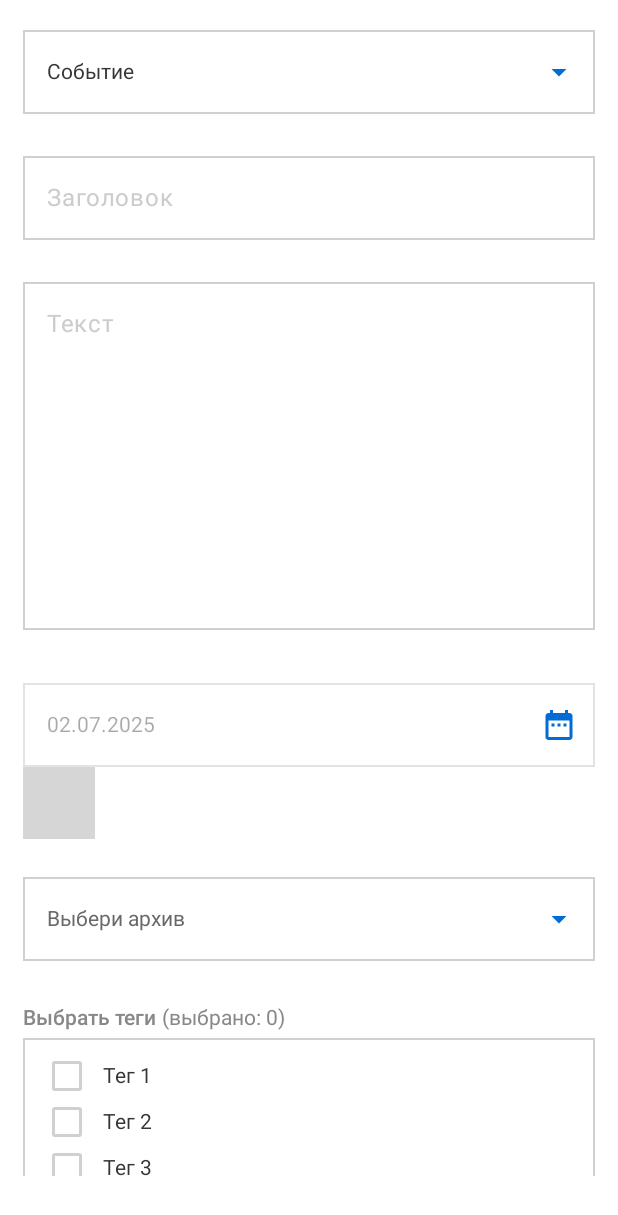
After one commit to ilnarkin861/IlnarAppKotlin, an Android app built with Jetpack Compose: the @Preview function NoteFormComponent, on a phone screen of 412 x 824 dp. The commit adds this screen. Shown: the top 1215 px of the screen. Run offline under Robolectric (Android 15) with nearby library versions, the phone set to English and light mode, and no system bars; libraries missing offline, so code that uses them is left out: com.vanpra.composematerialdialogs; 2 statements that could not run were skipped; grey boxes are pictures that could not be loaded.

Commit message:
Implemented note add/edit form

```diff
--- /dev/null
+++ b/app/src/main/java/ru/ilnarkin/ilnarappkotlin/components/ArchiveDropdownMenuComponent.kt
@@ -0,0 +1,77 @@
+package ru.ilnarkin.ilnarappkotlin.components
+
+import androidx.compose.foundation.background
+import androidx.compose.foundation.layout.fillMaxWidth
+import androidx.compose.foundation.layout.padding
+import androidx.compose.foundation.shape.RoundedCornerShape
+import androidx.compose.material3.DropdownMenuItem
+import androidx.compose.material3.ExperimentalMaterial3Api
+import androidx.compose.material3.ExposedDropdownMenuBox
+import androidx.compose.material3.ExposedDropdownMenuDefaults
+import androidx.compose.material3.MenuAnchorType
+import androidx.compose.material3.MenuDefaults
+import androidx.compose.material3.OutlinedTextField
+import androidx.compose.material3.OutlinedTextFieldDefaults
+import androidx.compose.material3.Text
+import androidx.compose.runtime.Composable
+import androidx.compose.runtime.getValue
+import androidx.compose.runtime.mutableStateOf
+import androidx.compose.runtime.remember
+import androidx.compose.runtime.setValue
+import androidx.compose.ui.Modifier
+import androidx.compose.ui.graphics.Color
+import androidx.compose.ui.res.colorResource
+import androidx.compose.ui.unit.dp
+import ru.ilnarkin.ilnarappkotlin.R
+
+
+@OptIn(ExperimentalMaterial3Api::class)
+@Composable
+fun ArchiveDropdownMenu(archives: List<String>) {
+    var isExpanded by remember { mutableStateOf(false) }
+    var selectedArchive by remember { mutableStateOf("Выбери архив") }
+
+    ExposedDropdownMenuBox(
+        modifier = Modifier.fillMaxWidth().padding(top=25.dp),
+        expanded = isExpanded,
+        onExpandedChange = { isExpanded = !isExpanded }
+    ){
+        OutlinedTextField(
+            modifier = Modifier.menuAnchor(type = MenuAnchorType.PrimaryNotEditable)
+                .fillMaxWidth(),
+            value = selectedArchive,
+            onValueChange = {},
+            readOnly = true,
+            colors = OutlinedTextFieldDefaults.colors(
+                unfocusedBorderColor = colorResource(R.color.borderColor),
+                focusedBorderColor = colorResource(R.color.appPrimaryColor),
+                unfocusedLabelColor = Color.LightGray,
+                focusedLabelColor = colorResource(R.color.appPrimaryColor),
+                focusedTrailingIconColor = colorResource(R.color.appPrimaryColor),
+                unfocusedTrailingIconColor = colorResource(R.color.appPrimaryColor),
+                focusedTextColor = colorResource(R.color.textColor),
+                unfocusedTextColor = colorResource(R.color.textColor)
+            ),
+            shape = RoundedCornerShape(0.dp),
+            trailingIcon = { ExposedDropdownMenuDefaults.TrailingIcon(expanded = isExpanded)}
+        )
+
+        ExposedDropdownMenu(
+            expanded = isExpanded,
+            onDismissRequest = { isExpanded = false},
+            containerColor = Color.White
+        ) {
+            archives.forEach {archive ->
+                DropdownMenuItem(
+                    modifier = Modifier.background(Color.White),
+                    colors = MenuDefaults.itemColors(textColor = colorResource(R.color.textColor)),
+                    text = {Text(text = archive)},
+                    onClick = {
+                        selectedArchive = archive
+                        isExpanded = false
+                    }
+                )
+            }
+        }
+    }
+}
--- /dev/null
+++ b/app/src/main/java/ru/ilnarkin/ilnarappkotlin/components/NoteDatePickerModalComponent.kt
@@ -0,0 +1,92 @@
+package ru.ilnarkin.ilnarappkotlin.components
+
+
+import java.time.LocalDate
+import java.time.format.DateTimeFormatter
+import android.os.Build
+import androidx.annotation.RequiresApi
+import androidx.compose.foundation.layout.fillMaxWidth
+import androidx.compose.foundation.layout.padding
+import androidx.compose.foundation.shape.RoundedCornerShape
+import androidx.compose.material.icons.Icons
+import androidx.compose.material.icons.filled.DateRange
+import androidx.compose.material3.Icon
+import androidx.compose.material3.IconButton
+import androidx.compose.material3.OutlinedTextField
+import androidx.compose.material3.OutlinedTextFieldDefaults
+import androidx.compose.runtime.Composable
+import androidx.compose.runtime.derivedStateOf
+import androidx.compose.runtime.getValue
+import androidx.compose.runtime.mutableStateOf
+import androidx.compose.runtime.remember
+import androidx.compose.runtime.setValue
+import androidx.compose.ui.Modifier
+import androidx.compose.ui.res.colorResource
+import androidx.compose.ui.text.TextStyle
+import androidx.compose.ui.unit.dp
+import com.vanpra.composematerialdialogs.MaterialDialog
+import com.vanpra.composematerialdialogs.datetime.date.DatePickerDefaults
+import com.vanpra.composematerialdialogs.datetime.date.datepicker
+import com.vanpra.composematerialdialogs.rememberMaterialDialogState
+import ru.ilnarkin.ilnarappkotlin.R
+
+
+@RequiresApi(Build.VERSION_CODES.O)
+@Composable
+fun NoteDatePicker() {
+    var noteDate by remember {mutableStateOf(LocalDate.now())}
+    val dateDialogState = rememberMaterialDialogState()
+    val formattedDate by remember {
+        derivedStateOf {
+            DateTimeFormatter
+                .ofPattern("dd.MM.yyyy")
+                .format(noteDate)
+        }
+    }
+
+    OutlinedTextField(
+        modifier = Modifier.fillMaxWidth().padding(top = 25.dp),
+        readOnly = true,
+        enabled = false,
+        value = formattedDate,
+        onValueChange = {},
+        colors = OutlinedTextFieldDefaults.colors(
+            focusedBorderColor = colorResource(R.color.borderColor),
+            unfocusedBorderColor = colorResource(R.color.borderColor),
+            focusedTextColor = colorResource(R.color.titlesColor),
+            unfocusedTextColor = colorResource(R.color.titlesColor)
+        ),
+        trailingIcon = {
+            IconButton(onClick = { dateDialogState.show() }) {
+                Icon(
+                    imageVector = Icons.Default.DateRange,
+                    contentDescription = "Выбрать дату",
+                    tint = colorResource(R.color.appPrimaryColor)
+                )
+            }
+        },
+        shape = RoundedCornerShape(0.dp))
+
+    MaterialDialog(
+        dialogState = dateDialogState,
+        buttons = {
+            positiveButton(
+                text = "Ок",
+                textStyle = TextStyle(color = colorResource(R.color.appPrimaryColor)),
+                onClick = { dateDialogState.hide()},
+            )
+            negativeButton(
+                text = "Закрыть",
+                textStyle = TextStyle(color = colorResource(R.color.appPrimaryColor)))
+        }
+    ) {
+        datepicker(
+            initialDate = LocalDate.now(),
+            title = "Выбрать дату",
+            colors = DatePickerDefaults.colors(
+                headerBackgroundColor = colorResource(R.color.appPrimaryColor),
+                dateActiveBackgroundColor = colorResource(R.color.appPrimaryColor)
+            )
+        ) { noteDate = it }
+    }
+}
--- /dev/null
+++ b/app/src/main/java/ru/ilnarkin/ilnarappkotlin/components/NoteFormComponent.kt
@@ -0,0 +1,131 @@
+package ru.ilnarkin.ilnarappkotlin.components
+
+
+import android.os.Build
+import androidx.annotation.RequiresApi
+import androidx.compose.foundation.layout.Column
+import androidx.compose.foundation.layout.fillMaxSize
+import androidx.compose.foundation.layout.fillMaxWidth
+import androidx.compose.foundation.layout.height
+import androidx.compose.foundation.layout.padding
+import androidx.compose.foundation.rememberScrollState
+import androidx.compose.foundation.shape.RoundedCornerShape
+import androidx.compose.foundation.verticalScroll
+import androidx.compose.material3.Button
+import androidx.compose.material3.ButtonDefaults
+import androidx.compose.material3.ExperimentalMaterial3Api
+import androidx.compose.material3.OutlinedTextField
+import androidx.compose.material3.OutlinedTextFieldDefaults
+import androidx.compose.material3.Text
+import androidx.compose.runtime.Composable
+import androidx.compose.runtime.getValue
+import androidx.compose.runtime.mutableStateOf
+import androidx.compose.runtime.remember
+import androidx.compose.runtime.setValue
+import androidx.compose.ui.Modifier
+import androidx.compose.ui.graphics.Color
+import androidx.compose.ui.res.colorResource
+import androidx.compose.ui.text.font.FontWeight
+import androidx.compose.ui.tooling.preview.Preview
+import androidx.compose.ui.unit.dp
+import androidx.compose.ui.unit.sp
+import ru.ilnarkin.ilnarappkotlin.R
+
+
+@RequiresApi(Build.VERSION_CODES.O)
+@OptIn(ExperimentalMaterial3Api::class)
+@Preview(showBackground = true, showSystemUi = true)
+@Composable
+fun NoteFormComponent() {
+
+    var noteTitle = remember { mutableStateOf("") }
+    var noteText = remember { mutableStateOf("") }
+    var isNoteTextError by remember { mutableStateOf(false) }
+    val noteTypes = listOf("Событие", "Заметка")
+    val archives = listOf("Архив 1", "Архив 1", "Архив 3", "Архив 4", "Архив 5")
+    var tags = mutableListOf<String>()
+
+    for (i in 1..20){
+        tags.add("Тег $i")
+    }
+
+    Column(modifier = Modifier
+        .fillMaxSize()
+        .padding(start = 15.dp, top = 20.dp, end = 15.dp, bottom = 40.dp)
+        .verticalScroll(rememberScrollState()),) {
+
+        NoteTypeDropdownMenu(noteTypes)
+
+        OutlinedTextField(
+            modifier = Modifier
+                .fillMaxWidth()
+                .padding(bottom = 20.dp),
+            value = noteTitle.value,
+            singleLine = true,
+            label = { Text("Заголовок") },
+            onValueChange = {text -> noteTitle.value = text},
+            colors = OutlinedTextFieldDefaults.colors(
+                    unfocusedBorderColor = colorResource(R.color.borderColor),
+                    focusedBorderColor = colorResource(R.color.appPrimaryColor),
+                    unfocusedLabelColor = Color.LightGray,
+                    focusedLabelColor = colorResource(R.color.appPrimaryColor),
+                    focusedTextColor = colorResource(R.color.titlesColor),
+                    unfocusedTextColor = colorResource(R.color.titlesColor)
+                ),
+            shape = RoundedCornerShape(0.dp))
+
+        OutlinedTextField(
+            modifier = Modifier
+                .fillMaxWidth()
+                .height(250.dp)
+                .padding(bottom = 10.dp),
+            value = noteText.value,
+            minLines = 10,
+            label = { Text("Текст") },
+            isError = isNoteTextError,
+            onValueChange = {text ->
+                noteText.value = text
+                isNoteTextError = noteText.value.isEmpty()
+            },
+            colors = OutlinedTextFieldDefaults.colors(
+                    unfocusedBorderColor = colorResource(R.color.borderColor),
+                    focusedBorderColor = colorResource(R.color.appPrimaryColor),
+                    unfocusedLabelColor = Color.LightGray,
+                    focusedLabelColor = colorResource(R.color.appPrimaryColor),
+                    focusedTextColor = colorResource(R.color.titlesColor),
+                    unfocusedTextColor = colorResource(R.color.titlesColor),
+                    errorLabelColor = Color.Red,
+                    errorBorderColor = Color.Red
+                ),
+            shape = RoundedCornerShape(0.dp))
+
+        if (isNoteTextError){
+            Text(
+                text = "Обязательное поле",
+                color = Color.Red,
+                fontSize = 13.sp,
+                fontWeight = FontWeight.Light
+            )
+        }
+
+        NoteDatePicker()
+
+        ArchiveDropdownMenu(archives)
+
+        TagsSelect(tags)
+
+        Button(
+            modifier = Modifier
+                .fillMaxWidth()
+                .padding(top = 50.dp)
+                .height(60.dp),
+            shape = RoundedCornerShape(0.dp),
+            colors = ButtonDefaults.buttonColors(containerColor = colorResource(R.color.appPrimaryColor)),
+            onClick = {
+                isNoteTextError = noteText.value.isEmpty()
+            }
+        ) {
+            Text(text = "Сохранить")
+        }
+    }
+}
--- /dev/null
+++ b/app/src/main/java/ru/ilnarkin/ilnarappkotlin/components/NoteTypeDropdownMenuComponent.kt
@@ -0,0 +1,77 @@
+package ru.ilnarkin.ilnarappkotlin.components
+
+
+import androidx.compose.foundation.background
+import androidx.compose.foundation.layout.fillMaxWidth
+import androidx.compose.foundation.layout.padding
+import androidx.compose.foundation.shape.RoundedCornerShape
+import androidx.compose.material3.DropdownMenuItem
+import androidx.compose.material3.ExperimentalMaterial3Api
+import androidx.compose.material3.ExposedDropdownMenuBox
+import androidx.compose.material3.ExposedDropdownMenuDefaults
+import androidx.compose.material3.MenuAnchorType
+import androidx.compose.material3.OutlinedTextField
+import androidx.compose.material3.OutlinedTextFieldDefaults
+import androidx.compose.material3.Text
+import androidx.compose.runtime.Composable
+import androidx.compose.runtime.getValue
+import androidx.compose.runtime.mutableStateOf
+import androidx.compose.runtime.remember
+import androidx.compose.runtime.setValue
+import androidx.compose.ui.Modifier
+import androidx.compose.ui.graphics.Color
+import androidx.compose.ui.res.colorResource
+import androidx.compose.ui.unit.dp
+import ru.ilnarkin.ilnarappkotlin.R
+
+
+@OptIn(ExperimentalMaterial3Api::class)
+@Composable
+fun NoteTypeDropdownMenu (noteTypes: List<String>){
+
+    var isExpanded by remember { mutableStateOf(false) }
+    var selectedNoteType by remember { mutableStateOf(noteTypes[0]) }
+
+    ExposedDropdownMenuBox(
+        modifier = Modifier.fillMaxWidth().padding(bottom = 20.dp),
+        expanded = isExpanded,
+        onExpandedChange = { isExpanded = !isExpanded }
+    ){
+        OutlinedTextField(
+            modifier = Modifier.menuAnchor(type = MenuAnchorType.PrimaryNotEditable)
+                .fillMaxWidth(),
+            value = selectedNoteType,
+            onValueChange = {},
+            readOnly = true,
+            colors = OutlinedTextFieldDefaults.colors(
+                unfocusedBorderColor = colorResource(R.color.borderColor),
+                focusedBorderColor = colorResource(R.color.appPrimaryColor),
+                unfocusedLabelColor = Color.LightGray,
+                focusedLabelColor = colorResource(R.color.appPrimaryColor),
+                focusedTrailingIconColor = colorResource(R.color.appPrimaryColor),
+                unfocusedTrailingIconColor = colorResource(R.color.appPrimaryColor),
+                focusedTextColor = colorResource(R.color.titlesColor),
+                unfocusedTextColor = colorResource(R.color.titlesColor)
+            ),
+            shape = RoundedCornerShape(0.dp),
+            trailingIcon = { ExposedDropdownMenuDefaults.TrailingIcon(expanded = isExpanded)}
+        )
+
+        ExposedDropdownMenu(
+            expanded = isExpanded,
+            onDismissRequest = { isExpanded = false},
+            containerColor = Color.White
+        ) {
+            noteTypes.forEach {noteType ->
+                DropdownMenuItem(
+                    modifier = Modifier.background(Color.White),
+                    text = {Text(text = noteType)},
+                    onClick = {
+                        selectedNoteType = noteType
+                        isExpanded = false
+                    }
+                )
+            }
+        }
+    }
+}
--- /dev/null
+++ b/app/src/main/java/ru/ilnarkin/ilnarappkotlin/components/TagsSelectComponent.kt
@@ -0,0 +1,148 @@
+package ru.ilnarkin.ilnarappkotlin.components
+
+
+import androidx.compose.foundation.border
+import androidx.compose.foundation.layout.Arrangement
+import androidx.compose.foundation.layout.Column
+import androidx.compose.foundation.layout.Row
+import androidx.compose.foundation.layout.fillMaxWidth
+import androidx.compose.foundation.layout.height
+import androidx.compose.foundation.layout.padding
+import androidx.compose.foundation.layout.size
+import androidx.compose.foundation.rememberScrollState
+import androidx.compose.foundation.verticalScroll
+import androidx.compose.material.icons.Icons
+import androidx.compose.material.icons.filled.Clear
+import androidx.compose.material3.Checkbox
+import androidx.compose.material3.CheckboxDefaults
+import androidx.compose.material3.Icon
+import androidx.compose.material3.IconButton
+import androidx.compose.material3.Text
+import androidx.compose.runtime.Composable
+import androidx.compose.runtime.getValue
+import androidx.compose.runtime.mutableIntStateOf
+import androidx.compose.runtime.mutableStateListOf
+import androidx.compose.runtime.mutableStateOf
+import androidx.compose.runtime.remember
+import androidx.compose.runtime.setValue
+import androidx.compose.ui.Alignment
+import androidx.compose.ui.Modifier
+import androidx.compose.ui.graphics.Color
+import androidx.compose.ui.res.colorResource
+import androidx.compose.ui.text.font.FontWeight
+import androidx.compose.ui.unit.dp
+import androidx.compose.ui.unit.sp
+import ru.ilnarkin.ilnarappkotlin.R
+
+
+@Composable
+fun TagsSelect(allTags: MutableList<String>) {
+
+    var selectedTags = remember { mutableStateListOf<String>() }
+    var selectedTagsCount = remember { mutableIntStateOf(0) }
+    var addedTags = mutableListOf<String>()
+
+    for (i in 1..5){
+        addedTags.add("Тег $i")
+    }
+
+    Row(modifier = Modifier.padding(top = 30.dp, bottom = 5.dp)) {
+        Text(
+            text="Выбрать теги ",
+            fontSize = 14.sp,
+            fontWeight = FontWeight.SemiBold,
+            color = Color.Gray
+        )
+
+        Text(
+            text="(выбрано: ${selectedTagsCount.intValue})",
+            fontSize = 14.sp,
+            color = Color.Gray
+        )
+    }
+
+    Column(modifier = Modifier
+        .border(1.dp, color = colorResource(R.color.borderColor))) {
+
+        Column(
+            modifier = Modifier
+                .fillMaxWidth()
+                .height(150.dp)
+                .padding(top = 10.dp)
+                .verticalScroll(rememberScrollState())) {
+            allTags.forEachIndexed { index, tag ->
+                var checkedTag by remember { mutableStateOf(false) }
+
+                Row(
+                    modifier = Modifier.padding(5.dp),
+                    verticalAlignment = Alignment.CenterVertically
+                ){
+
+                    Checkbox(
+                        modifier = Modifier.height(20.dp),
+                        checked = checkedTag,
+                        onCheckedChange = {
+                            val tagExists = selectedTags.contains(tag)
+
+                            if(!tagExists) selectedTags.add(tag)
+
+                            else selectedTags.remove(tag)
+
+                            selectedTagsCount.intValue = selectedTags.count()
+                            checkedTag = !checkedTag
+                        },
+                        colors = CheckboxDefaults.colors(
+                            checkedColor = colorResource(R.color.appPrimaryColor),
+                            uncheckedColor = colorResource(R.color.borderColor))
+                    )
+
+                    Text(
+                        text = tag,
+                        color = colorResource(R.color.titlesColor)
+                    )
+                }
+            }
+        }
+    }
+
+    Row(modifier = Modifier.padding(top = 30.dp, bottom = 5.dp)) {
+        Text(
+            text="Добавленные теги",
+            fontSize = 14.sp,
+            fontWeight = FontWeight.SemiBold,
+            color = Color.Gray
+        )
+    }
+
+    Column(modifier = Modifier
+        .border(1.dp, color = colorResource(R.color.borderColor))){
+
+        Column(
+            modifier = Modifier
+                .fillMaxWidth()
+                .height(150.dp)
+                .padding(top = 10.dp)
+                .verticalScroll(rememberScrollState())){
+            addedTags.forEach{tag ->
+                Row(
+                    horizontalArrangement = Arrangement.SpaceBetween,
+                    verticalAlignment = Alignment.CenterVertically,
+                    modifier = Modifier.fillMaxWidth().padding(horizontal = 20.dp, vertical = 5.dp)
+                ) {
+                    Text(text = tag)
+                    IconButton(
+                        modifier = Modifier.size(20.dp),
+                        onClick = {
+                            addedTags.remove(tag)
+                        }
+                    ) {
+                        Icon(
+                            imageVector = Icons.Filled.Clear,
+                            contentDescription = "",
+                            tint = Color.Red)
+                    }
+                }
+            }
+        }
+    }
+}
--- a/app/src/main/java/ru/ilnarkin/ilnarappkotlin/screens/NoteAddScreen.kt
+++ b/app/src/main/java/ru/ilnarkin/ilnarappkotlin/screens/NoteAddScreen.kt
@@ -1,24 +1,20 @@
 package ru.ilnarkin.ilnarappkotlin.screens
 
-import androidx.compose.foundation.layout.Box
-import androidx.compose.foundation.layout.fillMaxHeight
-import androidx.compose.foundation.layout.fillMaxWidth
-import androidx.compose.material3.Text
+import android.os.Build
+import androidx.annotation.RequiresApi
+import androidx.compose.foundation.background
+import androidx.compose.foundation.layout.Column
+import androidx.compose.foundation.layout.fillMaxSize
 import androidx.compose.runtime.Composable
-import androidx.compose.ui.Alignment
 import androidx.compose.ui.Modifier
 import androidx.compose.ui.graphics.Color
-import androidx.compose.ui.unit.sp
+import ru.ilnarkin.ilnarappkotlin.components.NoteFormComponent
 
 
+@RequiresApi(Build.VERSION_CODES.O)
 @Composable
 fun NoteAddScreen () {
-    Box(
-        modifier = Modifier.fillMaxWidth().fillMaxHeight(),
-        contentAlignment = Alignment.Center){
-        Text("Note add screen",
-            fontSize = 16.sp,
-            color = Color.Blue
-        )
+    Column (modifier = Modifier.fillMaxSize().background(Color.White)){
+        NoteFormComponent()
     }
 }
```
